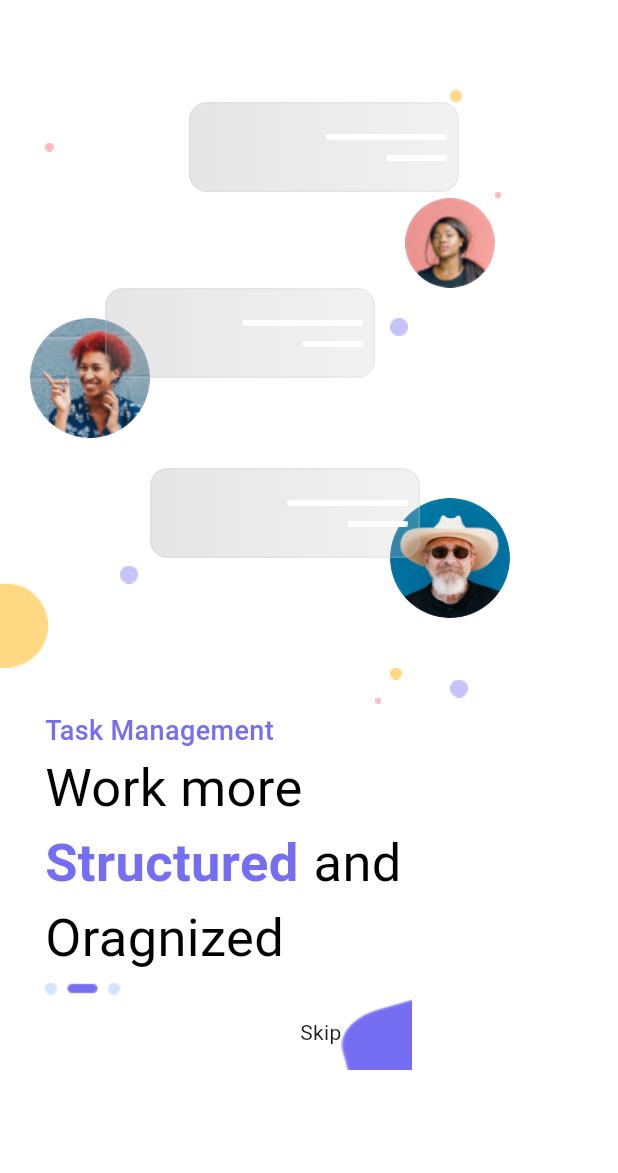
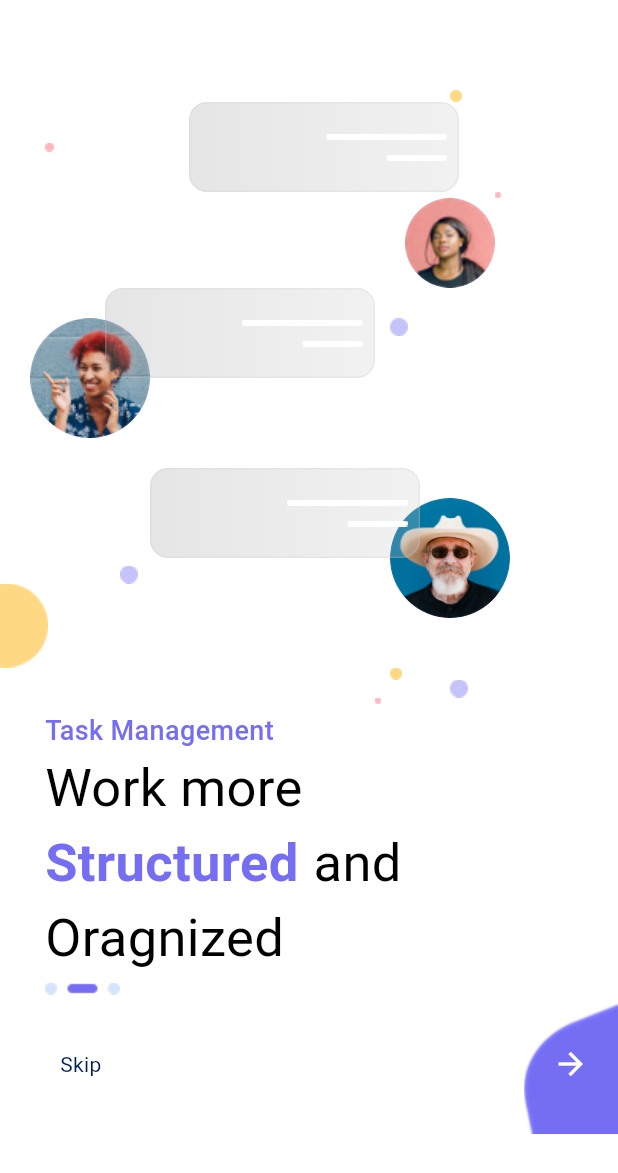
Before and after one commit to adeenazara2002/Flutter-final-project, a Flutter app: the screen it shows after launch, on a phone screen of 412 x 824 dp. Shown: the top 1173 px of the screen. Run offline on Flutter 3.47's test engine with Material 3 defaults, Android fonts, the phone set to English and light mode, and no system bars.

Commit message:
Onboard Screen

```diff
--- a/lib/Screens/onBoard1.dart
+++ b/lib/Screens/onBoard1.dart
@@ -110,10 +110,10 @@ class _OnBoardState extends State<OnBoard> {
                       radius: 40, // Adjust radius
                     ),
                   ),
-                  // Grey Container overlapping the top right of redhead image
+
                   Positioned(
-                    top: -20, // Adjust overlap to make container appear higher
-                    left: 70, // Adjust positioning to overlap the redhead image
+                    top: -20,
+                    left: 70,
                     child: Container(
                       height: 60,
                       width: 180,
@@ -315,23 +315,43 @@ class _OnBoardState extends State<OnBoard> {
                 ),
               ],
             ),
-SizedBox(height: 5,),
+            SizedBox(
+              height: 5,
+            ),
             Row(
               children: [
                 Padding(padding: EdgeInsets.only(left: 30)),
-
                 Image.asset('assets/images/Sliedbar.png'),
               ],
             ),
+            Row(
+  children: [
+    Padding(padding: EdgeInsets.only(left: 40)),
 
-            Row(
-              children: [
-                Padding(padding: EdgeInsets.only(left: 200)),
+    Text(
+      'Skip',
+      style: TextStyle(
+        color: Color.fromRGBO(0, 32, 85, 1),
+        fontSize: 14,
+        fontWeight: FontWeight.w400,
+      ),
+    ),
+    Spacer(),
 
-                Text('Skip'),
-                Image.asset('assets/images/rectangle.png')
-              ],
-            )
+    Stack(
+      alignment: Alignment.center,
+      children: [
+        Image.asset('assets/images/rectangle.png'), // Rectangle image
+        Padding(padding: EdgeInsets.only(top: 10)),
+        Icon(
+          Icons.arrow_forward,  // Right arrow icon
+          color: Colors.white,   // Change icon color as needed
+        ),
+      ],
+    ),
+  ],
+)
+
           ],
         ),
       ),
```
Also changed, not shown: assets/images/rectangle.png.
